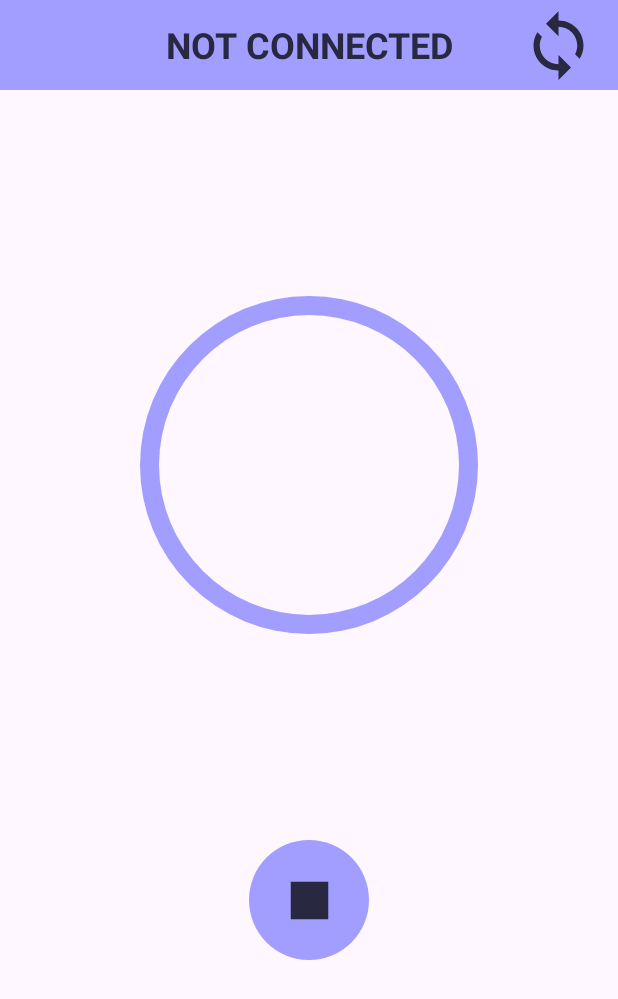
After one commit to KhaledElshokri/Slouch-Patrol, an Android app: the layout fragment_main.xml on its own in the app's theme, with its tools: preview values and no code run, on a phone screen of 412 x 824 dp. The commit adds this screen. Shown: the top 999 px of the screen. Run offline under Robolectric (Android 15) with nearby library versions, the phone set to English and light mode, and no system bars.

Commit message:
Main Fragment Layout
This is going to be the fragment in which the user is ACTIVELY using the device. Live score, recalibrate, and stop button.

```diff
--- /dev/null
+++ b/SlouchPatrolApp/app/src/main/res/drawable/circle_button.xml
@@ -0,0 +1,5 @@
+<?xml version="1.0" encoding="utf-8"?>
+<shape xmlns:android="http://schemas.android.com/apk/res/android">
+    <solid android:color="@color/primary_color"/>
+    <corners android:radius="40dp"/>
+</shape>
--- /dev/null
+++ b/SlouchPatrolApp/app/src/main/res/drawable/stop_button.xml
@@ -0,0 +1,5 @@
+<vector xmlns:android="http://schemas.android.com/apk/res/android" android:height="50dp" android:tint="@color/dark_text" android:viewportHeight="24" android:viewportWidth="24" android:width="50dp">
+
+    <path android:fillColor="@color/dark_text" android:pathData="M6,6h12v12H6z"/>
+
+</vector>
--- /dev/null
+++ b/SlouchPatrolApp/app/src/main/res/drawable/synchronize.xml
@@ -0,0 +1,5 @@
+<vector xmlns:android="http://schemas.android.com/apk/res/android" android:height="50dp" android:tint="@color/dark_text" android:viewportHeight="24" android:viewportWidth="24" android:width="50dp">
+
+    <path android:fillColor="@color/dark_text" android:pathData="M12,4L12,1L8,5l4,4L12,6c3.31,0 6,2.69 6,6 0,1.01 -0.25,1.97 -0.7,2.8l1.46,1.46C19.54,15.03 20,13.57 20,12c0,-4.42 -3.58,-8 -8,-8zM12,18c-3.31,0 -6,-2.69 -6,-6 0,-1.01 0.25,-1.97 0.7,-2.8L5.24,7.74C4.46,8.97 4,10.43 4,12c0,4.42 3.58,8 8,8v3l4,-4 -4,-4v3z"/>
+
+</vector>
--- /dev/null
+++ b/SlouchPatrolApp/app/src/main/res/layout/fragment_main.xml
@@ -0,0 +1,95 @@
+<?xml version="1.0" encoding="utf-8"?>
+<androidx.constraintlayout.widget.ConstraintLayout xmlns:android="http://schemas.android.com/apk/res/android"
+    xmlns:app="http://schemas.android.com/apk/res-auto"
+    xmlns:tools="http://schemas.android.com/tools"
+    android:id="@+id/main_fragment"
+    android:layout_width="match_parent"
+    android:layout_height="match_parent"
+    tools:context=".MainFragment">
+
+    <!-- CONNECTION STATUS -->
+    <TextView
+        android:id="@+id/connectionStatus"
+        android:layout_width="match_parent"
+        android:layout_height="60dp"
+        android:text="NOT CONNECTED"
+        android:background="@color/primary_color"
+        android:textSize="24sp"
+        android:textColor="@color/dark_text"
+        android:textStyle="bold"
+        android:gravity="center"
+        android:textColorLink="@color/primary_dark"
+        app:layout_constraintTop_toTopOf="parent" />
+
+
+    <!-- RECALIBRATE BUTTON -->
+    <ImageButton
+        android:id="@+id/recalibrateButton"
+        android:layout_width="60dp"
+        android:layout_height="60dp"
+        android:layout_marginEnd="10dp"
+        android:contentDescription="@string/recalibrate_device"
+        android:src="@drawable/synchronize"
+        android:background="@color/primary_color"
+        app:layout_constraintEnd_toEndOf="parent"
+        app:layout_constraintTop_toTopOf="parent" />
+
+
+
+    <!-- Relative layout for the circle and score -->
+    <RelativeLayout
+        android:id="@+id/relativeLayoutFields"
+        android:layout_width="match_parent"
+        android:layout_height="500dp"
+        app:layout_constraintTop_toBottomOf="@id/connectionStatus"
+
+        app:layout_constraintStart_toStartOf="parent"
+        app:layout_constraintEnd_toEndOf="parent">
+
+        <!-- Outer circle -->
+        <View
+            android:id="@+id/circle_background_outer"
+            android:layout_width="225dp"
+            android:layout_height="225dp"
+            android:layout_centerInParent="true"
+            android:background="@drawable/circle_background"
+            android:backgroundTint="@color/primary_color" />
+
+        <!-- Inner circle -->
+        <View
+            android:id="@+id/circle_background_inner"
+            android:layout_width="200dp"
+            android:layout_height="200dp"
+            android:layout_centerInParent="true"
+            android:background="@drawable/circle_background"
+            android:backgroundTint="@color/background_color" />
+
+        <!-- Score text -->
+        <TextView
+            android:id="@+id/textViewScore"
+            android:layout_width="wrap_content"
+            android:layout_height="wrap_content"
+            android:text=""
+            android:textSize="60sp"
+            android:textColor="@color/dark_text"
+            android:layout_centerInParent="true"
+            android:layout_marginTop="-10dp"
+            android:layout_centerHorizontal="true"
+            android:gravity="center" />
+    </RelativeLayout>
+
+    <!-- STOP BUTTON -->
+    <ImageButton
+        android:layout_width="80dp"
+        android:layout_height="80dp"
+        android:layout_marginTop="0dp"
+        android:background="@drawable/circle_button"
+        android:contentDescription="@string/stop_session"
+        android:gravity="center"
+        android:src="@drawable/stop_button"
+        app:layout_constraintEnd_toEndOf="parent"
+        app:layout_constraintStart_toStartOf="parent"
+        app:layout_constraintTop_toBottomOf="@id/relativeLayoutFields" />
+
+
+</androidx.constraintlayout.widget.ConstraintLayout>
--- a/SlouchPatrolApp/app/src/main/res/values/colors.xml
+++ b/SlouchPatrolApp/app/src/main/res/values/colors.xml
@@ -6,4 +6,5 @@
     <color name="primary_dark">#5452c0</color>    <!-- Dark Purple -->
     <color name="background_color">#fef7ff</color> <!-- White/Purple -->
     <color name="text_color">#000000</color>
+    <color name="dark_text">#282840</color> <!-- Dark Purple for Text-->
 </resources>
--- a/SlouchPatrolApp/app/src/main/res/values/strings.xml
+++ b/SlouchPatrolApp/app/src/main/res/values/strings.xml
@@ -1,3 +1,18 @@
 <resources>
     <string name="app_name">Slouch-Patrol-App</string>
+    <string name="recalibrate_device">Recalibrate Device</string>
+    <string name="stop_session">Stop Session</string>
+    <string name="resume">RESUME</string>
+    <string name="save_fragment_name">SAVE</string>
+    <string name="name">Name</string>
+    <string name="notes">Describe how your session went.</string>
+    <string name="discard">DISCARD</string>
+    <string name="save_session">SAVE SESSION</string>
+    <string-array name="activity_type">
+        <item>Studying</item>
+        <item>Work</item>
+        <item>Gaming</item>
+        <item>Movie/TV</item>
+        <item>OTHER</item>
+    </string-array>
 </resources>
```
